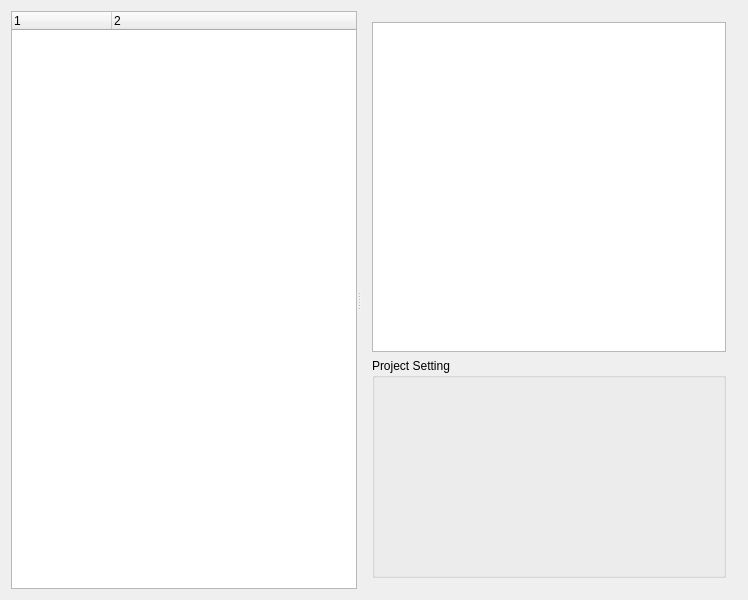
unming2002/Parameter_input_GUI, file CEditor.ui: the form before one commit.
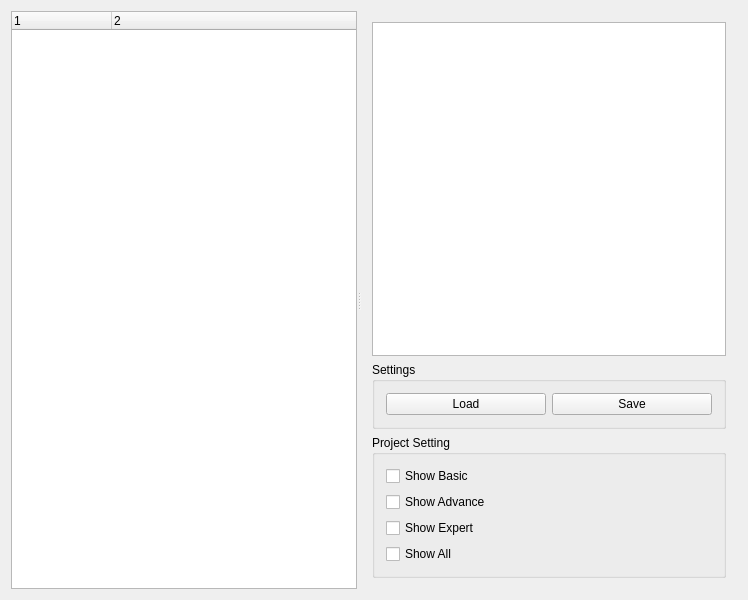
The form after the commit.

Commit message:
Add load/save in CEditor
* add common.h for definition of file dialog and helper function for load/save JSON file
* add show settings in CEditor, but not work yet
* Tabify CMain.cpp

```diff
--- a/CEditor.ui
+++ b/CEditor.ui
@@ -53,16 +53,69 @@
         </widget>
        </item>
        <item>
-        <widget class="QGroupBox" name="groupBox">
+        <widget class="QGroupBox" name="groupBoxSettingIO">
+         <property name="title">
+          <string>Settings</string>
+         </property>
+         <layout class="QHBoxLayout" name="horizontalLayout_2">
+          <item>
+           <widget class="QPushButton" name="pbLoadFile">
+            <property name="text">
+             <string>Load</string>
+            </property>
+           </widget>
+          </item>
+          <item>
+           <widget class="QPushButton" name="pbSaveFile">
+            <property name="text">
+             <string>Save</string>
+            </property>
+           </widget>
+          </item>
+         </layout>
+        </widget>
+       </item>
+       <item>
+        <widget class="QGroupBox" name="groupBoxProject">
          <property name="minimumSize">
           <size>
            <width>220</width>
-           <height>220</height>
+           <height>0</height>
           </size>
          </property>
          <property name="title">
           <string>Project Setting</string>
          </property>
+         <layout class="QVBoxLayout" name="verticalLayout">
+          <item>
+           <widget class="QCheckBox" name="cbBasic">
+            <property name="text">
+             <string>Show Basic</string>
+            </property>
+           </widget>
+          </item>
+          <item>
+           <widget class="QCheckBox" name="cbAdvance">
+            <property name="text">
+             <string>Show Advance</string>
+            </property>
+           </widget>
+          </item>
+          <item>
+           <widget class="QCheckBox" name="cbExpert">
+            <property name="text">
+             <string>Show Expert</string>
+            </property>
+           </widget>
+          </item>
+          <item>
+           <widget class="QCheckBox" name="cbAll">
+            <property name="text">
+             <string>Show All</string>
+            </property>
+           </widget>
+          </item>
+         </layout>
         </widget>
        </item>
       </layout>
```
Left out of the diff: 102 changed lines with no effect on the pictures. The commit also changes 7 other files.
